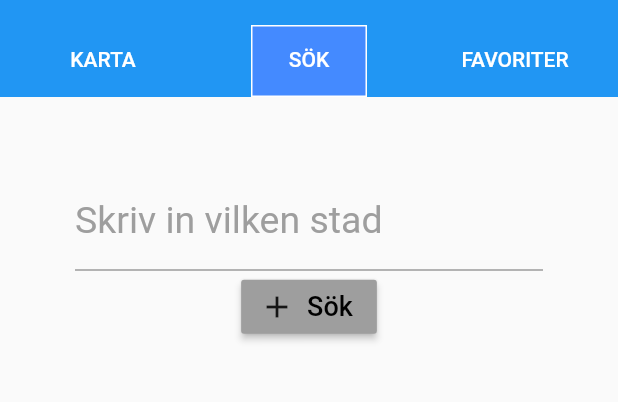
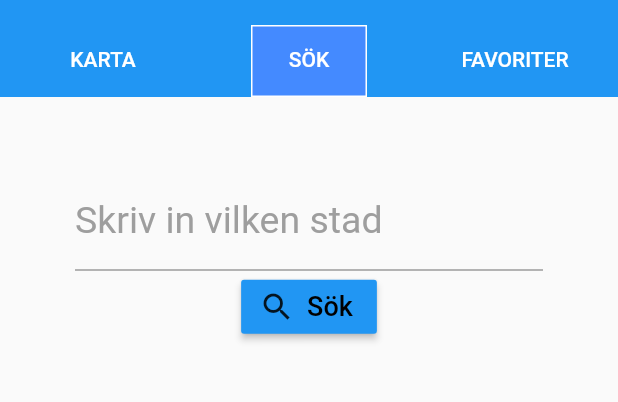
Before and after one commit to gu-tig169/grupp3, a Flutter app: the screen it shows after launch, tab 2 chosen, on a phone screen of 412 x 824 dp, the part 59-461 px from its top. Run offline on Flutter 3.47's test engine with Material 2 defaults, Android fonts, the phone set to English and light mode, and no system bars; our stand-ins replace flutter_rating_bar, google_maps_flutter; missing offline and left inert: google_static_maps_controller.

Commit message:
Update TextView.dart

```diff
--- a/lib/TextView.dart
+++ b/lib/TextView.dart
@@ -47,19 +47,19 @@ class TextViewState extends State<TextView> {
 
   Widget _addButton(myController, context) {
     return Container(
-      margin: EdgeInsets.only(left: 110, right: 110, bottom: 80),
+
       child: Row(
         mainAxisAlignment: MainAxisAlignment.spaceEvenly,
         children: [
           RaisedButton.icon(
-            color: Colors.grey,
+            color: Colors.blue,
             onPressed: () {
               Navigator.push(
                 context,
                 MaterialPageRoute(builder: (context) => RestaurantListView()),
               );
             },
-            icon: Icon(Icons.add),
+            icon: Icon(Icons.search),
             label: Text(
               "Sök",
               style: TextStyle(
```
